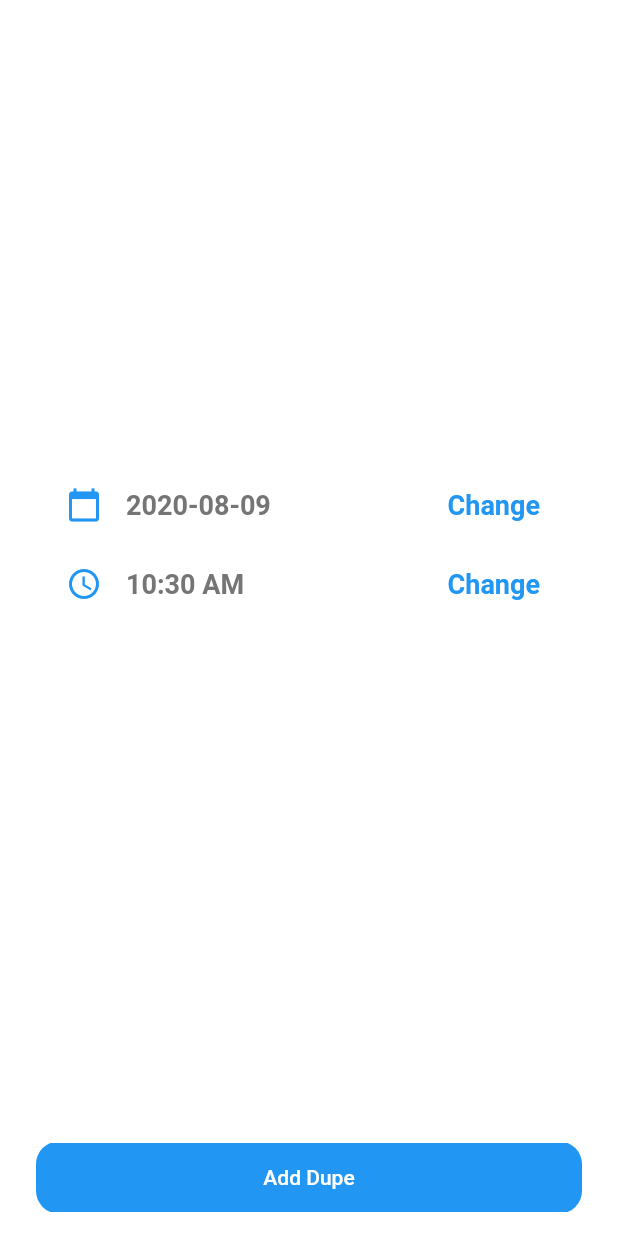
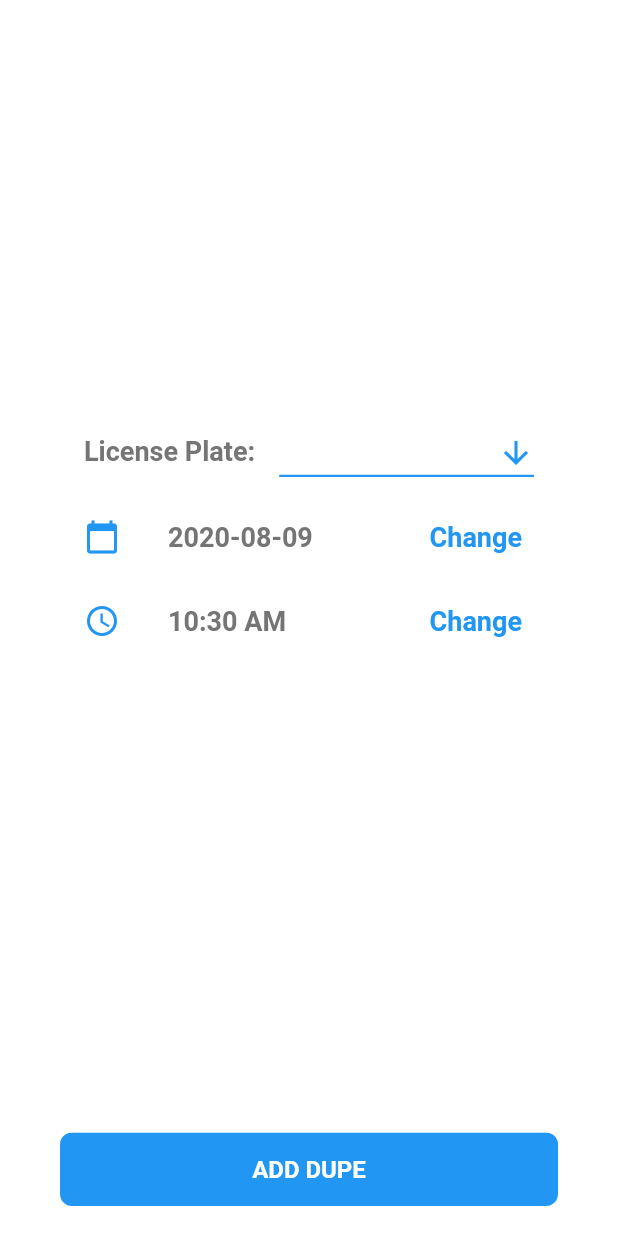
Before and after one commit to arnobk/dupeboard, a Flutter app: the AddDupe widget shown alone on an empty page, opened directly, on a phone screen of 412 x 824 dp. Run offline on Flutter 3.47's test engine with Material 2 defaults, Android fonts, the phone set to English and light mode, and no system bars; our stand-ins replace file_picker, fl_chart, flutter_local_notifications, package_info, permission_handler, shared_preferences and 1 more; accounts and stored records are empty.

Commit message:
Implemented Custom License Plate option for Adding Dupes

```diff
--- a/lib/add_dupe.dart
+++ b/lib/add_dupe.dart
@@ -1,6 +1,6 @@
 import 'package:flutter/material.dart';
+import 'package:intl/intl.dart';
 import './utils/database.dart';
-import 'package:intl/intl.dart';
 import './models/dupe.dart';
 
 class AddDupe extends StatefulWidget {
@@ -12,10 +12,12 @@ class AddDupe extends StatefulWidget {
 class _AddDupeState extends State<AddDupe> {
   DateTime pickedDate;
   TimeOfDay pickedTime;
-
+  var customPlates = [''];
+  String selectedPlate = '';
   @override
   void initState() {
     super.initState();
+    _getCustomPlates();
     pickedDate = DateTime.now();
     pickedTime = TimeOfDay.now();
   }
@@ -24,33 +26,53 @@ class _AddDupeState extends State<AddDupe> {
   Widget build(BuildContext context) {
     return Container(
       color: Colors.transparent,
-      padding: EdgeInsets.symmetric(vertical: 5, horizontal: 20),
+      padding: EdgeInsets.symmetric(vertical: 10, horizontal: 20),
+      child: Padding(
+        padding: const EdgeInsets.symmetric(horizontal: 20),
         child: Column(
           mainAxisAlignment: MainAxisAlignment.end,
           children: [
-          Card(
-            elevation: 0,
-            child: Container(
-              padding: EdgeInsets.symmetric(horizontal: 20, vertical: 8),
-              child: Row(
-                children: [
-                  Icon(
+            ListTile(
+              leading: Text(
+                'License Plate:',
+                style: Theme.of(context).textTheme.bodyText1,
+              ),
+              title: DropdownButton<String>(
+                isExpanded: true,
+                elevation: 1,
+                value: selectedPlate,
+                icon: Icon(Icons.arrow_downward),
+                iconSize: 24,
+                iconEnabledColor: Theme.of(context).accentColor,
+                underline: Container(
+                  height: 1.5,
+                  color: Theme.of(context).accentColor,
+                ),
+                style: Theme.of(context).textTheme.headline4,
+                onChanged: (String newValue) {
+                  setState(() {
+                    selectedPlate = newValue;
+                  });
+                },
+                items:
+                    customPlates.map<DropdownMenuItem<String>>((String value) {
+                  return DropdownMenuItem<String>(
+                    value: value,
+                    child: Text(value),
+                  );
+                }).toList(),
+              ),
+            ),
+            ListTile(
+              leading: Icon(
                 Icons.calendar_today,
                 color: Theme.of(context).accentColor,
               ),
-                  SizedBox(
-                    width: 8,
-                  ),
-                  Expanded(
-                    child: Padding(
-                      padding: const EdgeInsets.symmetric(horizontal: 8),
-                      child: Text(
+              title: Text(
                 DateFormat('yyyy-MM-dd').format(pickedDate),
                 style: Theme.of(context).textTheme.bodyText1,
               ),
-                    ),
-                  ),
-                  InkWell(
+              trailing: InkWell(
                 onTap: _pickDate,
                 child: Padding(
                   padding: const EdgeInsets.all(8.0),
@@ -64,33 +86,17 @@ class _AddDupeState extends State<AddDupe> {
                   ),
                 ),
               ),
-                ],
             ),
-            ),
-          ),
-          Card(
-            elevation: 0,
-            child: Container(
-              padding: EdgeInsets.symmetric(horizontal: 20, vertical: 0),
-              child: Row(
-                children: [
-                  Icon(
+            ListTile(
+              leading: Icon(
                 Icons.access_time,
                 color: Theme.of(context).accentColor,
               ),
-                  SizedBox(
-                    width: 8,
-                  ),
-                  Expanded(
-                    child: Padding(
-                      padding: const EdgeInsets.symmetric(horizontal: 8),
-                      child: Text(
+              title: Text(
                 "${pickedTime.format(context)}",
                 style: Theme.of(context).textTheme.bodyText1,
               ),
-                    ),
-                  ),
-                  InkWell(
+              trailing: InkWell(
                 onTap: _pickTime,
                 child: Padding(
                   padding: const EdgeInsets.all(8.0),
@@ -104,9 +110,6 @@ class _AddDupeState extends State<AddDupe> {
                   ),
                 ),
               ),
-                ],
-              ),
-            ),
             ),
             Expanded(
               child: SizedBox(
@@ -115,13 +118,19 @@ class _AddDupeState extends State<AddDupe> {
             ),
             Flexible(
               child: ClipRRect(
-              borderRadius: BorderRadius.circular(15),
+                borderRadius: BorderRadius.circular(8),
                 child: SizedBox(
                   width: MediaQuery.of(context).size.width - 48,
                   child: RaisedButton(
                     elevation: 0,
                     onPressed: _addToDatabase,
-                  child: Text('Add Dupe'),
+                    child: Text(
+                      'ADD DUPE',
+                      style: TextStyle(
+                        fontSize: 16,
+                        fontWeight: FontWeight.bold,
+                      ),
+                    ),
                     color: Theme.of(context).accentColor,
                     textColor: Colors.white,
                     padding: EdgeInsets.symmetric(vertical: 15),
@@ -134,6 +143,7 @@ class _AddDupeState extends State<AddDupe> {
             )
           ],
         ),
+      ),
     );
   }
 
@@ -141,6 +151,7 @@ class _AddDupeState extends State<AddDupe> {
     var newDupe = Dupe(
       date: pickedDate.toString(),
       time: pickedTime.format(context),
+      plate: selectedPlate,
       timestamp: DateTime(
         pickedDate.year,
         pickedDate.month,
@@ -211,4 +222,14 @@ class _AddDupeState extends State<AddDupe> {
       });
     }
   }
+
+  _getCustomPlates() async {
+    DBProvider.db.getPlate().then((value) {
+      setState(() {
+        for (int i = 0; i < value.length; i++) {
+          customPlates.add(value[i]['license']);
         }
+      });
+    });
+  }
+}
--- a/lib/developer.dart
+++ b/lib/developer.dart
@@ -66,12 +66,12 @@ class DeveloperScreen extends StatelessWidget {
                 ),
                 IconButton(
                   icon: Image.asset(
-                    'assets/images/facebook.png',
+                    'assets/images/reddit.png',
                     height: 28,
                     width: 28,
                   ),
                   onPressed: () =>
-                      _launchURL('https://facebook.com/arnobology'),
+                      _launchURL('https://reddit.com/igeniusarnob'),
                 ),
                 IconButton(
                   icon: Image.asset(
--- a/lib/dupeboard.dart
+++ b/lib/dupeboard.dart
@@ -1,7 +1,7 @@
 import 'dart:async';
-import 'package:dupeboard/utils/dupe_utils.dart';
 import 'package:flutter/material.dart';
-import './utils/database.dart';
+import 'utils/database.dart';
+import 'utils/dupe_utils.dart';
 import 'chart_widget.dart';
 import 'cooldown_widget.dart';
 import 'loading_widget.dart';
--- a/lib/faq.dart
+++ b/lib/faq.dart
@@ -1,4 +1,3 @@
-import 'package:flutter/cupertino.dart';
 import 'package:flutter/material.dart';
 
 class FAQScreen extends StatelessWidget {
@@ -27,6 +26,16 @@ class FAQScreen extends StatelessWidget {
       'question': 'How can I update Dupeboard?',
       'answer':
           'You can check for update by clicking "Check for Update" from settings page. If there is an update available you will get a prompt to download the update.',
+    },
+    {
+      'question': 'Is "License Plate" mandatory to Add Dupe?',
+      'answer':
+          'If you don\'t need any "License Plate" to associate with your Dupe then just select the "Blank Option" from License Plate Dropdown Menu.',
+    },
+    {
+      'question': 'How can I add my own license plates to Dropdown?',
+      'answer':
+          'Head over to Settings > Custom License Plate. Then add as many License Plates you want.',
     },
     {
       'question': 'Is Dupeboard free to use?',
--- a/lib/main.dart
+++ b/lib/main.dart
@@ -7,6 +7,7 @@ import 'utils/app_state_notifier.dart';
 import 'home_widget.dart';
 import 'developer.dart';
 import 'faq.dart';
+import 'custom_plate.dart';
 
 void main() {
   SystemChrome.setSystemUIOverlayStyle(SystemUiOverlayStyle(
@@ -45,6 +46,9 @@ class App extends StatelessWidget {
               case '/faq':
                 return CupertinoPageRoute(
                     builder: (_) => FAQScreen(), settings: settings);
+              case '/CustomPlates':
+                return CupertinoPageRoute(
+                    builder: (_) => CustomPlateScreen(), settings: settings);
               default:
                 return CupertinoPageRoute(
                     builder: (_) => Home(), settings: settings);
--- /dev/null
+++ b/lib/models/plate.dart
@@ -0,0 +1,5 @@
+class Plate {
+  int id;
+  String license;
+  Plate({this.id, this.license});
+}
--- a/lib/utils/app_theme.dart
+++ b/lib/utils/app_theme.dart
@@ -10,6 +10,17 @@ class AppTheme {
     errorColor: Colors.red[700],
     iconTheme: IconThemeData(
       color: Colors.blue,
+    ),
+    dialogTheme: DialogTheme(
+      titleTextStyle: TextStyle(
+        color: Colors.black,
+        fontSize: 20,
+        fontWeight: FontWeight.bold,
+      ),
+      contentTextStyle: TextStyle(
+        color: Colors.black,
+        fontSize: 16,
+      ),
     ),
     textTheme: TextTheme(
       bodyText1: TextStyle(
@@ -80,7 +91,6 @@ class AppTheme {
       contentTextStyle: TextStyle(
         color: Colors.white,
         fontSize: 16,
-        //fontWeight: FontWeight.bold,
       ),
     ),
     iconTheme: IconThemeData(
--- a/lib/utils/dupe_utils.dart
+++ b/lib/utils/dupe_utils.dart
@@ -1,17 +1,16 @@
+import 'dart:io';
 import 'dart:convert';
-
 import 'package:flutter/material.dart';
 import 'package:flutter_local_notifications/flutter_local_notifications.dart';
 import 'package:intl/intl.dart';
 import 'package:path/path.dart';
 import 'package:path_provider/path_provider.dart';
-import 'dart:io';
-import 'database.dart';
 import 'package:sqflite/sqflite.dart';
 import 'package:file_picker/file_picker.dart';
 import 'package:permission_handler/permission_handler.dart';
 import 'package:http/http.dart' as http;
 import 'package:shared_preferences/shared_preferences.dart';
+import 'database.dart';
 
 class DupeUtils {
   DupeUtils._();
```
Also changed, not shown: lib/custom_plate.dart (added, +177 -0 lines), lib/dupe_list.dart (+34 -6 lines), lib/models/dupe.dart (+2 -17 lines), lib/settings.dart (+19 -4 lines), lib/utils/database.dart (+70 -7 lines). Lines whose indentation alone changed are shown as unchanged.
